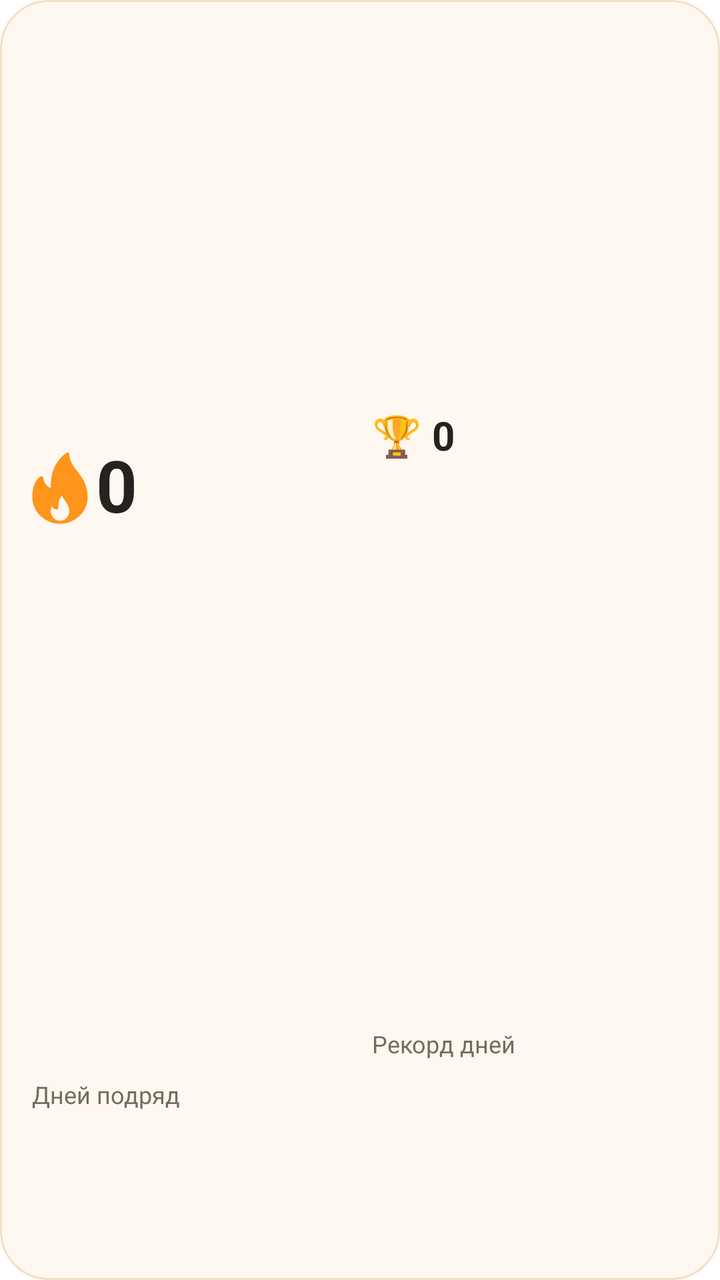
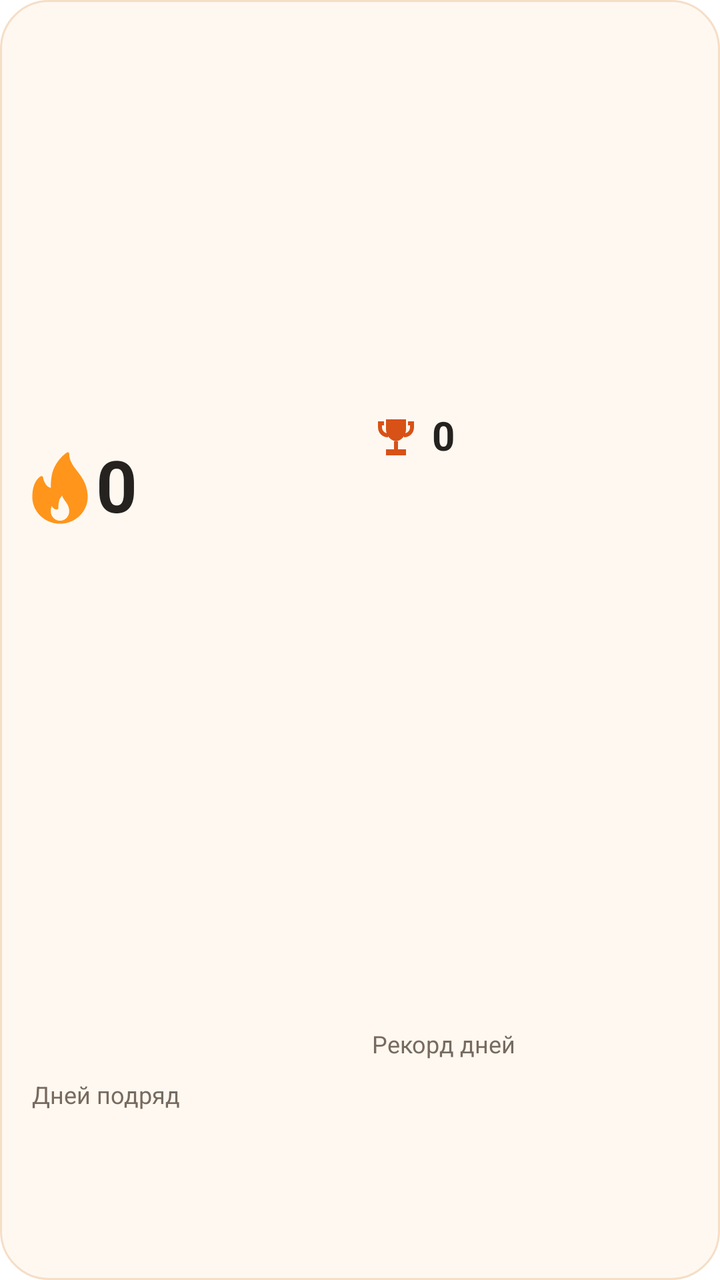

Before-and-after screenshots of an Android layout around one commit, followed by the original layout XML and the change that was made.
<!-- AndroidManifest.xml: fallback theme Theme.MaterialComponents.DayNight.NoActionBar -->
<!-- res/layout/streak_widget_wide.xml -->
<?xml version="1.0" encoding="utf-8"?>
<LinearLayout
    xmlns:android="http://schemas.android.com/apk/res/android"
    android:id="@+id/streak_root"
    android:layout_width="match_parent"
    android:layout_height="match_parent"
    android:orientation="vertical"
    android:padding="16dp"
    android:background="@drawable/streak_widget_background">
    <LinearLayout
        android:layout_width="match_parent"
        android:layout_height="0dp"
        android:layout_weight="1"
        android:orientation="horizontal">
        <LinearLayout
            android:layout_width="0dp"
            android:layout_height="match_parent"
            android:orientation="vertical"
            android:layout_weight="1">
            <LinearLayout
                android:layout_width="match_parent"
                android:layout_height="0dp"
                android:layout_weight="3"
                android:orientation="horizontal"
                android:gravity="center_vertical">
                <ImageView
                android:id="@+id/streak_flame"
                android:layout_width="28dp"
                android:layout_height="match_parent"
                android:src="@drawable/streak_widget_flame"
                android:scaleType="fitCenter"
                android:importantForAccessibility="no" />
                <TextView
                    android:id="@+id/streak_current"
                    android:layout_width="0dp"
                    android:layout_height="match_parent"
                    android:text="0"
                    android:textSize="36sp"
                    android:textColor="@color/streak_widget_text"
                    android:maxLines="1"
                    android:includeFontPadding="false"
                    android:gravity="center_vertical"
                    android:autoSizeTextType="uniform"
                    android:autoSizeMinTextSize="5sp"
                    android:autoSizeMaxTextSize="36sp"
                    android:autoSizeStepGranularity="1sp"
                    android:layout_weight="1"
                    android:textStyle="bold"
                    android:layout_marginStart="4dp" />
            </LinearLayout>
            <TextView
                android:id="@+id/streak_label"
                android:layout_width="match_parent"
                android:layout_height="0dp"
                android:text="@string/currentLabel"
                android:textSize="12sp"
                android:textColor="@color/streak_widget_secondary"
                android:maxLines="1"
                android:includeFontPadding="false"
                android:gravity="center_vertical"
                android:autoSizeTextType="uniform"
                android:autoSizeMinTextSize="5sp"
                android:autoSizeMaxTextSize="12sp"
                android:autoSizeStepGranularity="1sp"
                android:layout_weight="1" />
        </LinearLayout>
        <LinearLayout
            android:layout_width="0dp"
            android:layout_height="match_parent"
            android:orientation="vertical"
            android:layout_weight="1"
            android:layout_marginStart="12dp">
            <TextView
                android:id="@+id/streak_best"
                android:layout_width="match_parent"
                android:layout_height="0dp"
                android:text="🏆 0"
                android:textSize="20sp"
                android:textColor="@color/streak_widget_text"
                android:maxLines="1"
                android:includeFontPadding="false"
                android:gravity="center_vertical"
                android:autoSizeTextType="uniform"
                android:autoSizeMinTextSize="5sp"
                android:autoSizeMaxTextSize="20sp"
                android:autoSizeStepGranularity="1sp"
                android:layout_weight="2"
                android:textStyle="bold" />
            <TextView
                android:id="@+id/streak_best_label"
                android:layout_width="match_parent"
                android:layout_height="0dp"
                android:text="@string/bestLabel"
                android:textSize="12sp"
                android:textColor="@color/streak_widget_secondary"
                android:maxLines="1"
                android:includeFontPadding="false"
                android:gravity="center_vertical"
                android:autoSizeTextType="uniform"
                android:autoSizeMinTextSize="5sp"
                android:autoSizeMaxTextSize="12sp"
                android:autoSizeStepGranularity="1sp"
                android:layout_weight="1" />
        </LinearLayout>
    </LinearLayout>
    <TextView
        android:id="@+id/streak_status"
        android:layout_width="match_parent"
        android:layout_height="28dp"
        android:text="@string/startLabel"
        android:textSize="12sp"
        android:textColor="@color/streak_widget_accent"
        android:maxLines="2"
        android:includeFontPadding="false"
        android:gravity="center_vertical"
        android:autoSizeTextType="uniform"
        android:autoSizeMinTextSize="5sp"
        android:autoSizeMaxTextSize="12sp"
        android:autoSizeStepGranularity="1sp"
        android:layout_marginTop="4dp"
        android:visibility="gone" />
</LinearLayout>
<!-- resources referenced by this layout -->
<resources>
  <color name="streak_widget_accent">#D85117</color>
  <color name="streak_widget_secondary">#776B60</color>
  <color name="streak_widget_text">#25221F</color>
  <!-- drawable streak_widget_background (drawable) -->
  <shape xmlns:android="http://schemas.android.com/apk/res/android" android:shape="rectangle">
      <solid android:color="@color/streak_widget_background" />
      <corners android:radius="24dp" />
      <stroke android:width="1dp" android:color="@color/streak_widget_border" />
  </shape>
  <!-- drawable streak_widget_flame (drawable) -->
  <vector xmlns:android="http://schemas.android.com/apk/res/android"
      android:width="28dp" android:height="36dp"
      android:viewportWidth="388" android:viewportHeight="516">
      <group android:translateX="-62" android:translateY="2">
          <path android:fillColor="#FF951B"
              android:pathData="M446.906,299.769c-5.865-76.359-41.417-124.21-72.781-166.436C345.083,94.241,320,60.483,320,10.685 c0-4-2.24-7.656-5.792-9.489c-3.563-1.844-7.844-1.542-11.083,0.812c-47.104,33.706-86.406,90.515-100.135,144.719 c-9.531,37.737-10.792,80.161-10.969,108.18c-43.5-9.291-53.354-74.359-53.458-75.068c-0.49-3.375-2.552-6.312-5.552-7.916 c-3.031-1.583-6.594-1.698-9.667-0.177c-2.281,1.104-55.99,28.394-59.115,137.355C64.01,312.726,64,316.362,64,319.997 c0,105.857,86.135,191.987,192,191.987c0.146,0.01,0.302,0.031,0.427,0c0.042,0,0.083,0,0.135,0 C362.167,511.681,448,425.667,448,319.997C448,314.674,446.906,299.769,446.906,299.769z M256,490.652 c-35.292,0-64-30.581-64-68.172c0-1.281-0.01-2.573,0.083-4.156c0.427-15.853,3.438-26.675,6.74-33.873 c6.188,13.291,17.25,25.509,35.219,25.509c5.896,0,10.667-4.771,10.667-10.666c0-15.186,0.313-32.706,4.094-48.518 c3.365-14.02,11.406-28.936,21.594-40.893c4.531,15.52,13.365,28.081,21.99,40.341c12.344,17.54,25.104,35.675,27.344,66.6 c0.135,1.833,0.271,3.677,0.271,5.656C320,460.07,291.292,490.652,256,490.652z" />
      </group>
  </vector>
  <string name="bestLabel">Рекорд дней</string>
  <string name="currentLabel">Дней подряд</string>
  <string name="startLabel">Начни новую серию</string>
  <color name="streak_widget_background">#FFF8F0</color>
  <color name="streak_widget_border">#F5DEC7</color>
</resources>

<!-- the commit's change to res/layout/streak_widget_wide.xml (unified diff, before → after) -->
@@ -24,12 +24,12 @@
                 android:orientation="horizontal"
                 android:gravity="center_vertical">
                 <ImageView
-                android:id="@+id/streak_flame"
-                android:layout_width="28dp"
-                android:layout_height="match_parent"
-                android:src="@drawable/streak_widget_flame"
-                android:scaleType="fitCenter"
-                android:importantForAccessibility="no" />
+                    android:id="@+id/streak_flame"
+                    android:layout_width="28dp"
+                    android:layout_height="match_parent"
+                    android:src="@drawable/streak_widget_flame"
+                    android:scaleType="fitCenter"
+                    android:importantForAccessibility="no" />
                 <TextView
                     android:id="@+id/streak_current"
                     android:layout_width="0dp"
@@ -70,22 +70,37 @@
             android:orientation="vertical"
             android:layout_weight="1"
             android:layout_marginStart="12dp">
-            <TextView
-                android:id="@+id/streak_best"
+            <LinearLayout
                 android:layout_width="match_parent"
                 android:layout_height="0dp"
-                android:text="🏆 0"
-                android:textSize="20sp"
-                android:textColor="@color/streak_widget_text"
-                android:maxLines="1"
-                android:includeFontPadding="false"
-                android:gravity="center_vertical"
-                android:autoSizeTextType="uniform"
-                android:autoSizeMinTextSize="5sp"
-                android:autoSizeMaxTextSize="20sp"
-                android:autoSizeStepGranularity="1sp"
                 android:layout_weight="2"
-                android:textStyle="bold" />
+                android:orientation="horizontal"
+                android:gravity="center_vertical">
+                <ImageView
+                    android:id="@+id/streak_trophy"
+                    android:layout_width="24dp"
+                    android:layout_height="match_parent"
+                    android:src="@drawable/streak_widget_trophy"
+                    android:scaleType="fitCenter"
+                    android:importantForAccessibility="no" />
+                <TextView
+                    android:id="@+id/streak_best"
+                    android:layout_width="0dp"
+                    android:layout_height="match_parent"
+                    android:text="0"
+                    android:textSize="20sp"
+                    android:textColor="@color/streak_widget_text"
+                    android:maxLines="1"
+                    android:includeFontPadding="false"
+                    android:gravity="center_vertical"
+                    android:autoSizeTextType="uniform"
+                    android:autoSizeMinTextSize="5sp"
+                    android:autoSizeMaxTextSize="20sp"
+                    android:autoSizeStepGranularity="1sp"
+                    android:textStyle="bold"
+                    android:layout_marginStart="6dp"
+                    android:layout_weight="1" />
+            </LinearLayout>
             <TextView
                 android:id="@+id/streak_best_label"
                 android:layout_width="match_parent"
<!-- resource entries referenced after the edit -->
@@ -18,6 +18,13 @@
               android:pathData="M446.906,299.769c-5.865-76.359-41.417-124.21-72.781-166.436C345.083,94.241,320,60.483,320,10.685 c0-4-2.24-7.656-5.792-9.489c-3.563-1.844-7.844-1.542-11.083,0.812c-47.104,33.706-86.406,90.515-100.135,144.719 c-9.531,37.737-10.792,80.161-10.969,108.18c-43.5-9.291-53.354-74.359-53.458-75.068c-0.49-3.375-2.552-6.312-5.552-7.916 c-3.031-1.583-6.594-1.698-9.667-0.177c-2.281,1.104-55.99,28.394-59.115,137.355C64.01,312.726,64,316.362,64,319.997 c0,105.857,86.135,191.987,192,191.987c0.146,0.01,0.302,0.031,0.427,0c0.042,0,0.083,0,0.135,0 C362.167,511.681,448,425.667,448,319.997C448,314.674,446.906,299.769,446.906,299.769z M256,490.652 c-35.292,0-64-30.581-64-68.172c0-1.281-0.01-2.573,0.083-4.156c0.427-15.853,3.438-26.675,6.74-33.873 c6.188,13.291,17.25,25.509,35.219,25.509c5.896,0,10.667-4.771,10.667-10.666c0-15.186,0.313-32.706,4.094-48.518 c3.365-14.02,11.406-28.936,21.594-40.893c4.531,15.52,13.365,28.081,21.99,40.341c12.344,17.54,25.104,35.675,27.344,66.6 c0.135,1.833,0.271,3.677,0.271,5.656C320,460.07,291.292,490.652,256,490.652z" />
       </group>
   </vector>
+  <!-- drawable streak_widget_trophy (drawable) -->
+  <vector xmlns:android="http://schemas.android.com/apk/res/android"
+      android:width="24dp" android:height="24dp"
+      android:viewportWidth="24" android:viewportHeight="24">
+      <path android:fillColor="@color/streak_widget_accent"
+          android:pathData="M7,3H17V8C17,11.1 14.8,13.6 12,14C9.2,13.6 7,11.1 7,8ZM11,14H13V18H17V21H7V18H11ZM3,4H6V6H5V7C5,8.6 6.3,10 8,10V12C5.2,12 3,9.8 3,7ZM18,4H21V7C21,9.8 18.8,12 16,12V10C17.7,10 19,8.6 19,7V6H18Z" />
+  </vector>
   <string name="bestLabel">Рекорд дней</string>
   <string name="currentLabel">Дней подряд</string>
   <string name="startLabel">Начни новую серию</string>
